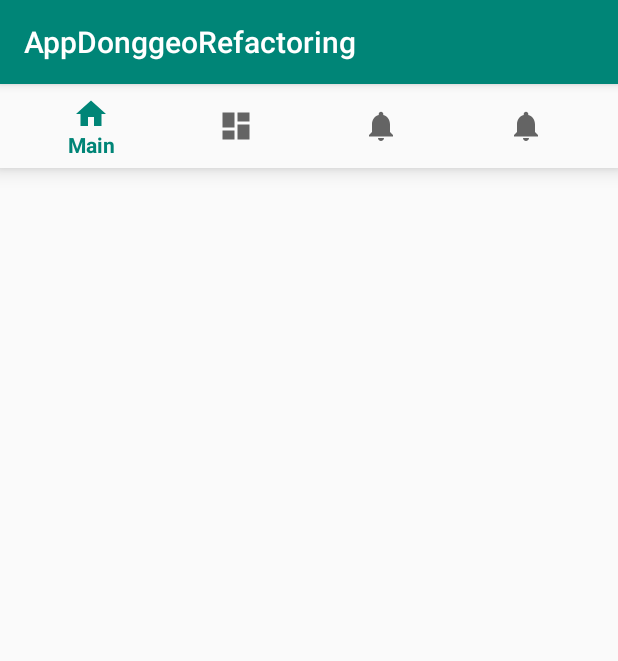
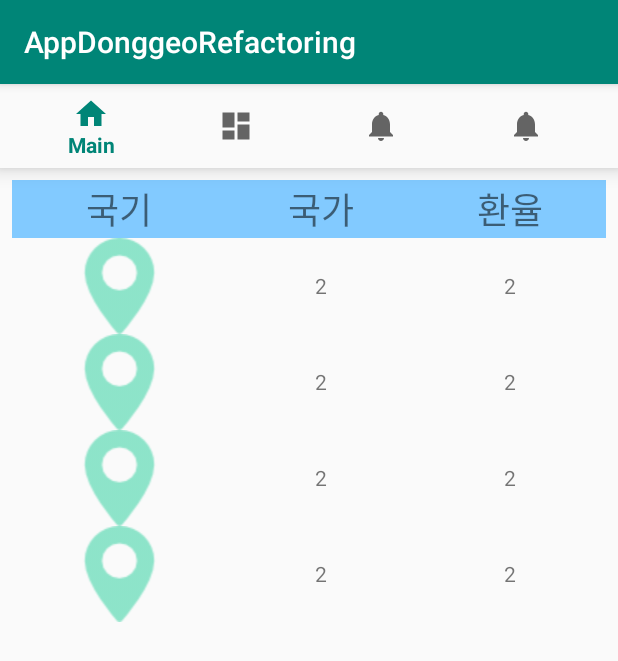
Before and after one commit to kohheekyung/APP_DONGGEO_REFACTORING, an Android app: the screen it shows after launch (MainActivity), on a phone screen of 412 x 824 dp. Shown: the top 661 px of the screen. Run offline under Robolectric (Android 15) with nearby library versions, the phone set to English and light mode, and no system bars; libraries missing offline, so code that uses them is left out: com.kakao.auth.

Commit message:
table 작업

```diff
--- a/app/src/main/java/donggeo/appdonggeorefactoring/GlobalApplication.java
+++ b/app/src/main/java/donggeo/appdonggeorefactoring/GlobalApplication.java
@@ -17,7 +17,7 @@ public class GlobalApplication extends Application {
         super.onCreate();
         instance = this;
 
-        KakaoSDK.init(new KakaoSDKAdapter());
+//        KakaoSDK.init(new KakaoSDKAdapter());
     }
 
     public static Activity getCurrentActivity() {
--- a/app/src/main/res/layout/activity_main.xml
+++ b/app/src/main/res/layout/activity_main.xml
@@ -7,7 +7,6 @@
     android:layout_width="match_parent"
     android:layout_height="match_parent"
     tools:context=".MainActivity">
-
 
 
     <android.support.design.widget.BottomNavigationView
@@ -21,4 +20,106 @@
         app:layout_constraintRight_toRightOf="parent"
         app:menu="@menu/navigation" />
 
+    <TableLayout
+        android:layout_width="match_parent"
+        android:layout_height="match_parent"
+        android:padding="8dp"
+        android:stretchColumns="*">
+
+        <TableRow
+            android:background="#82CAFF"
+            android:gravity="center">
+
+            <TextView
+                android:layout_margin="1dp"
+                android:gravity="center"
+                android:text="국기"
+                android:textSize="24sp" />
+
+            <TextView
+                android:layout_margin="1dp"
+                android:gravity="center"
+                android:text="국가"
+                android:textSize="24sp" />
+
+            <TextView
+                android:layout_margin="1dp"
+                android:gravity="center"
+                android:text="환율"
+                android:textSize="24sp" />
+        </TableRow>
+
+        <TableRow android:gravity="center">
+            <ImageView
+                android:id="@+id/flag1"
+                android:layout_width="match_parent"
+                android:layout_height="wrap_content"
+                app:srcCompat="@drawable/flag" />
+            <TextView
+                android:id="@+id/country1"
+                android:layout_margin="1dp"
+                android:text="2"
+                android:gravity="center"/>
+            <TextView
+                android:id="@+id/rate1"
+                android:layout_margin="1dp"
+                android:text="2"
+                android:gravity="center"/>
+        </TableRow>
+
+        <TableRow android:gravity="center">
+            <ImageView
+                android:id="@+id/flag2"
+                android:layout_width="match_parent"
+                android:layout_height="wrap_content"
+                app:srcCompat="@drawable/flag" />
+            <TextView
+                android:id="@+id/country2"
+                android:layout_margin="1dp"
+                android:text="2"
+                android:gravity="center"/>
+            <TextView
+                android:id="@+id/rate2"
+                android:layout_margin="1dp"
+                android:text="2"
+                android:gravity="center"/>
+        </TableRow>
+
+        <TableRow android:gravity="center">
+            <ImageView
+                android:id="@+id/flag3"
+                android:layout_width="match_parent"
+                android:layout_height="wrap_content"
+                app:srcCompat="@drawable/flag" />
+            <TextView
+                android:id="@+id/country3"
+                android:layout_margin="1dp"
+                android:text="2"
+                android:gravity="center"/>
+            <TextView
+                android:id="@+id/rate3"
+                android:layout_margin="1dp"
+                android:text="2"
+                android:gravity="center"/>
+        </TableRow>
+
+        <TableRow android:gravity="center">
+            <ImageView
+                android:id="@+id/flag4"
+                android:layout_width="match_parent"
+                android:layout_height="wrap_content"
+                app:srcCompat="@drawable/flag" />
+            <TextView
+                android:id="@+id/country4"
+                android:layout_margin="1dp"
+                android:text="2"
+                android:gravity="center"/>
+            <TextView
+                android:id="@+id/rate4"
+                android:layout_margin="1dp"
+                android:text="2"
+                android:gravity="center"/>
+        </TableRow>
+    </TableLayout>
+
 </LinearLayout>
```
